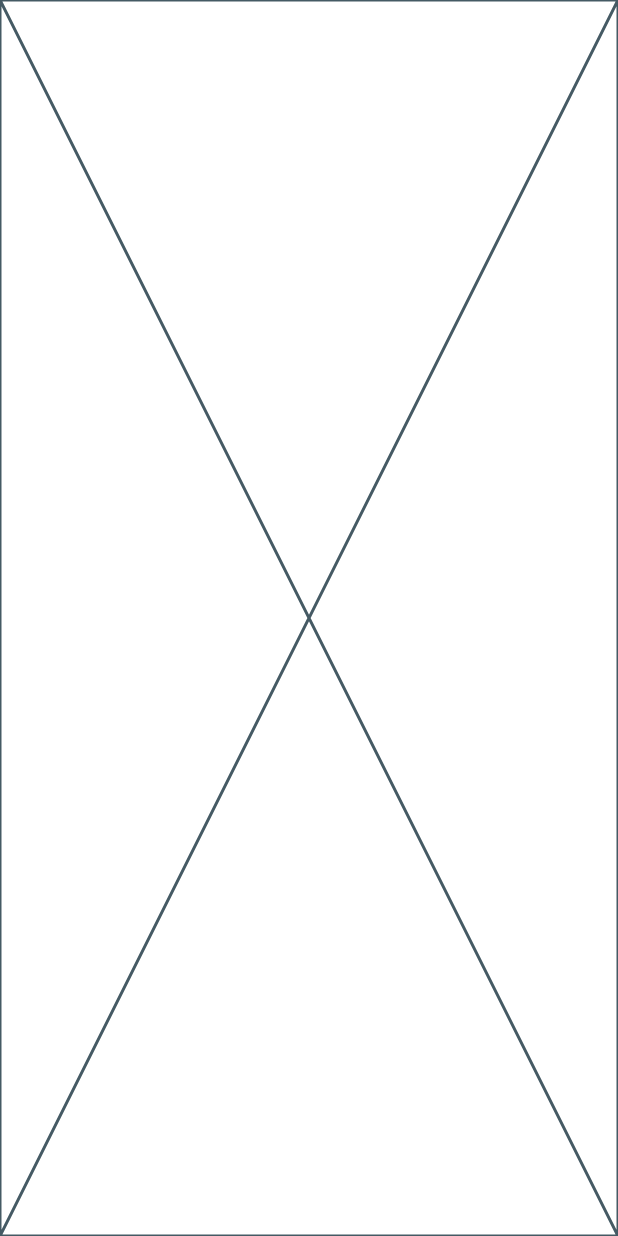
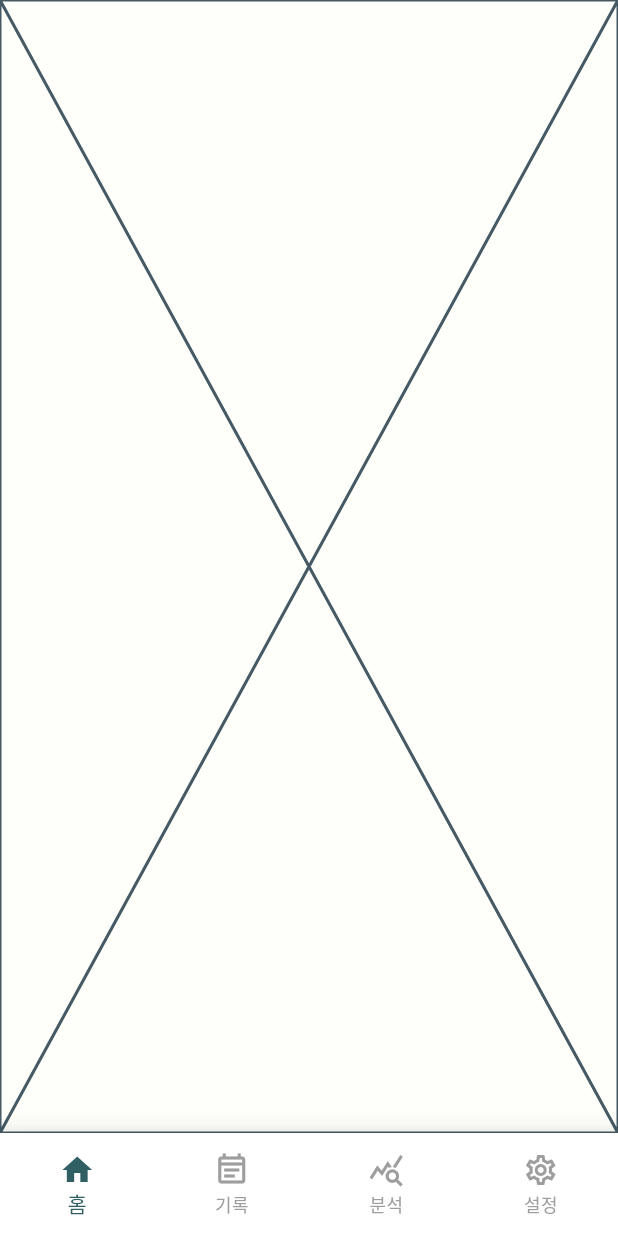
Before and after one commit to Obebe-creator/capstone_baseball, a Flutter app: the screen it shows after launch, on a phone screen of 412 x 824 dp. Run offline on Flutter 3.47's test engine with Material 3 defaults, Android fonts, the phone set to English and light mode, and no system bars; our stand-ins replace flutter_screenutil, get, logger; statements that could not run were skipped.

Commit message:
main_layout 설정

```diff
--- a/lib/app.dart
+++ b/lib/app.dart
@@ -1,7 +1,6 @@
-// lib/app.dart
 import 'package:capstone_baseball/binding/main_bindings.dart';
 import 'package:capstone_baseball/theme/app_colors.dart';
-import 'package:capstone_baseball/view/home/home_main.dart';
+import 'package:capstone_baseball/view/main/main_layout.dart';
 import 'package:flutter/material.dart';
 import 'package:flutter_screenutil/flutter_screenutil.dart';
 import 'package:get/get.dart';
@@ -16,24 +15,15 @@ class MyApp extends StatelessWidget {
       builder: (_, __) {
         return GetMaterialApp(
           debugShowCheckedModeBanner: false,
-          title: 'Capstone Baseball',
+          title: 'HOUNG',
           initialBinding: MainBindings(),
+          // MARK: 전역 테마
           theme: ThemeData(
-            scaffoldBackgroundColor: AppColors.white,
-            colorScheme: ColorScheme.fromSeed(seedColor: AppColors.mainColor)
-                .copyWith(
-                  primary: AppColors.mainColor,
-                  onPrimary: AppColors.white,
-                ),
-            appBarTheme: const AppBarTheme(
-              centerTitle: true,
-              elevation: 0,
-              backgroundColor: AppColors.white,
-              foregroundColor: AppColors.mainColor,
-            ),
+            scaffoldBackgroundColor: AppColors.bgColor,
+            colorScheme: ColorScheme.fromSeed(seedColor: AppColors.mainColor),
           ),
-          // ✅ 로그인 없이 바로 홈 화면으로 진입
-          home: const HomeMain(),
+
+          home: MainLayout(),
         );
       },
     );
--- a/lib/controller/bottom_nav_controller.dart
+++ b/lib/controller/bottom_nav_controller.dart
@@ -1,11 +1,12 @@
 import 'dart:io';
 import 'package:get/get.dart';
 
-/// 하단 탭 화면 구분
+// 하단 탭 화면 구분
 enum Page {
   home, // 0
   history, // 1
   analysis, // 2
+  settings, // 3
 }
 
 class BottomNavController extends GetxController {
@@ -17,7 +18,6 @@ class BottomNavController extends GetxController {
 
   int get index => _pageIndex.value;
 
-  /// BottomNavigationBar onTap → changeIndex 호출
   void changeIndex(int value) {
     final page = Page.values[value];
 
@@ -25,6 +25,7 @@ class BottomNavController extends GetxController {
       case Page.home:
       case Page.history:
       case Page.analysis:
+      case Page.settings:
         _moveToPage(value);
         break;
     }
@@ -34,7 +35,6 @@ class BottomNavController extends GetxController {
   void _moveToPage(int value) {
     if (Platform.isAndroid && _history.last != value) {
       _history.add(value);
-      // print(_history);  // 필요하면 다시 활성화
     }
     _pageIndex(value);
   }
--- a/lib/main.dart
+++ b/lib/main.dart
@@ -6,7 +6,10 @@ Future<void> main() async {
   WidgetsFlutterBinding.ensureInitialized();
 
   // 세로 모드 고정
-  await SystemChrome.setPreferredOrientations([DeviceOrientation.portraitUp]);
+  SystemChrome.setEnabledSystemUIMode(
+    SystemUiMode.manual,
+    overlays: SystemUiOverlay.values,
+  );
 
   runApp(const MyApp());
 }
--- a/lib/theme/app_colors.dart
+++ b/lib/theme/app_colors.dart
@@ -8,4 +8,5 @@ class AppColors {
 
   // Main Color
   static const Color mainColor = Color(0xFF316064); // Transformative Teal
+  static Color bgColor = Color(0xFFFEFEFA);
 }
--- /dev/null
+++ b/lib/theme/font_styles.dart
@@ -0,0 +1,3 @@
+class FontStyles {
+  // MARK: KBO 폰트
+}
--- /dev/null
+++ b/lib/theme/image_paths.dart
@@ -0,0 +1,4 @@
+class ImagePaths {
+  // MARK: 로고
+  static String get mainLogo => 'assets/images/HO·UNG.png';
+}
--- /dev/null
+++ b/lib/view/main/main_layout.dart
@@ -0,0 +1,90 @@
+import 'package:capstone_baseball/controller/bottom_nav_controller.dart';
+import 'package:capstone_baseball/theme/app_colors.dart';
+import 'package:capstone_baseball/theme/font_styles.dart';
+import 'package:capstone_baseball/view/home/home_main.dart';
+import 'package:capstone_baseball/view/analysis/analysis_main.dart';
+import 'package:capstone_baseball/view/record/record_main.dart';
+import 'package:capstone_baseball/view/setting/setting_main.dart';
+import 'package:flutter/material.dart';
+import 'package:flutter_screenutil/flutter_screenutil.dart';
+import 'package:get/get.dart';
+
+class MainLayout extends GetView<BottomNavController> {
+  const MainLayout({super.key});
+
+  @override
+  Widget build(BuildContext context) {
+    return Obx(
+      () => Scaffold(
+        backgroundColor: AppColors.bgColor,
+        body: SafeArea(child: _body()),
+        bottomNavigationBar: _bottomNav(),
+      ),
+    );
+  }
+
+  /// 4개의 탭 화면
+  Widget _body() {
+    return IndexedStack(
+      index: controller.index,
+      children: const [
+        HomeMain(), // 0. 홈
+        RecordMain(), // 1. 기록
+        AnalysisMain(), // 2. 분석
+        SettingMain(), // 3. 설정
+      ],
+    );
+  }
+
+  // MARK: 하단 네비게이션 바 설정
+  Widget _bottomNav() {
+    return Container(
+      height: 60.h,
+      decoration: BoxDecoration(
+        color: AppColors.white,
+        boxShadow: [
+          BoxShadow(
+            color: Colors.black.withOpacity(0.06),
+            spreadRadius: 2,
+            blurRadius: 10,
+            offset: const Offset(0, -2),
+          ),
+        ],
+      ),
+      child: BottomNavigationBar(
+        currentIndex: controller.index,
+        onTap: controller.changeIndex,
+        type: BottomNavigationBarType.fixed,
+        backgroundColor: AppColors.white,
+        selectedItemColor: AppColors.mainColor,
+        unselectedItemColor: AppColors.grey,
+        selectedLabelStyle: FontStyles.navi_bold_10,
+        unselectedLabelStyle: FontStyles.navi_bold_10,
+        showSelectedLabels: true,
+        showUnselectedLabels: true,
+        items: const [
+          BottomNavigationBarItem(
+            icon: Icon(Icons.home_outlined),
+            activeIcon: Icon(Icons.home),
+            label: '홈',
+          ),
+          BottomNavigationBarItem(
+            icon: Icon(Icons.event_note_outlined),
+            activeIcon: Icon(Icons.event_note),
+            label: '기록',
+          ),
+          BottomNavigationBarItem(
+            icon: Icon(Icons.query_stats_outlined),
+            activeIcon: Icon(Icons.query_stats),
+            label: '분석',
+          ),
+          BottomNavigationBarItem(
+            icon: Icon(Icons.settings_outlined),
+            activeIcon: Icon(Icons.settings),
+            label: '설정',
+          ),
+        ],
+      ),
+    );
+  }
+}
--- /dev/null
+++ b/lib/view/setting/setting_main.dart
@@ -0,0 +1,10 @@
+import 'package:flutter/widgets.dart';
+
+class SettingMain extends StatelessWidget {
+  const SettingMain({super.key});
+
+  @override
+  Widget build(BuildContext context) {
+    return const Placeholder();
+  }
+}
```
